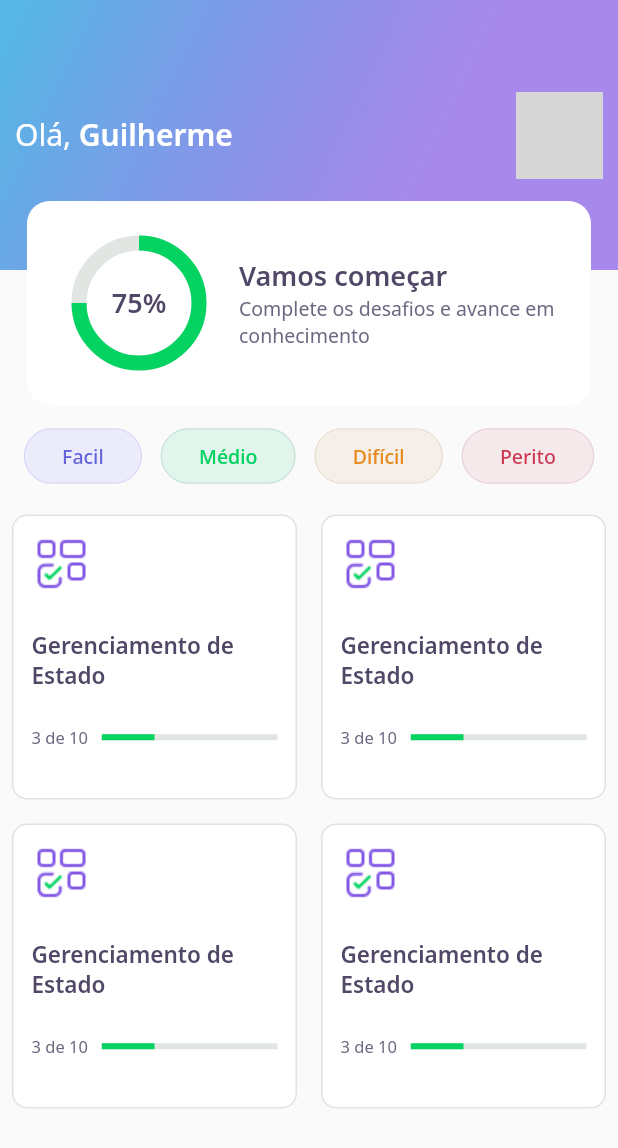
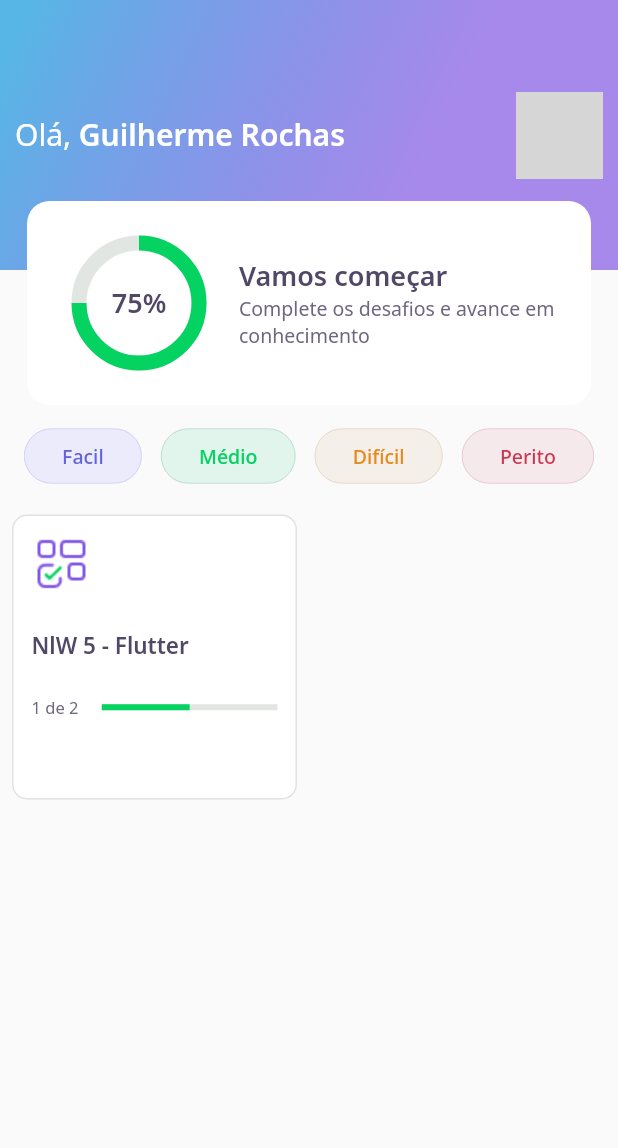
Before and after one commit to guilhermerochas/devquiz-nlw5, a Flutter app: the HomePage screen opened directly, on a phone screen of 412 x 824 dp. Shown: the top 1148 px of the screen. Run offline on Flutter 3.47's test engine with Material 2 defaults, Android fonts, the phone set to English and light mode, and no system bars; our stand-ins replace google_fonts; network calls fail; grey boxes are pictures that could not be loaded.

Commit message:
adição da terceira etapa do projeto

```diff
--- /dev/null
+++ b/assets/database/user.json
@@ -0,0 +1,5 @@
+{
+    "name": "Guilherme Rochas",
+    "score": 55,
+    "photoUrl": "https://github.com/guilhermerochas.png"
+}
--- a/lib/core/app_images.dart
+++ b/lib/core/app_images.dart
@@ -7,4 +7,6 @@ class AppImages {
   static String get error => "assets/images/error.png";
   static String get trophy => "assets/images/trophy.png";
   static String get logo => "assets/images/logo.png";
+
+  static String fromString(String value) => 'assets/images/$value.png';
 }
--- a/lib/core/app_widget.dart
+++ b/lib/core/app_widget.dart
@@ -1,4 +1,3 @@
-import 'package:devquiz/pages/challenge/challenge_page.dart';
 import 'package:devquiz/pages/home/home_page.dart';
 import 'package:flutter/material.dart';
 
@@ -8,7 +7,7 @@ class AppWidget extends StatelessWidget {
     return MaterialApp(
       title: "DevQuiz",
       debugShowCheckedModeBanner: false,
-      home: ChallengePage(),
+      home: HomePage(),
     );
   }
 }
--- a/lib/main.dart
+++ b/lib/main.dart
@@ -1,7 +1,4 @@
 import 'package:devquiz/core/app_widget.dart';
 import 'package:flutter/material.dart';
-import 'package:flutter/services.dart';
 
-void main() {
-  runApp(AppWidget());
-}
+void main() => runApp(AppWidget());
--- a/lib/pages/challenge/widgets/quiz_widget.dart
+++ b/lib/pages/challenge/widgets/quiz_widget.dart
@@ -4,6 +4,7 @@ import 'package:flutter/material.dart';
 
 Widget quizWidget({required String title}) => Container(
       child: Column(
+        crossAxisAlignment: CrossAxisAlignment.start,
         children: [
           Text(
             title,
@@ -19,6 +20,8 @@ Widget quizWidget({required String title}) => Container(
           AnswerWidget(
             title:
                 "Possibilita a criação de aplicativos compilados nativamente.",
+            isSelected: true,
+            isRight: true,
           ),
           AnswerWidget(
             title:
--- /dev/null
+++ b/lib/pages/home/home_controller.dart
@@ -0,0 +1,24 @@
+import 'package:devquiz/pages/home/home_repository.dart';
+import 'package:devquiz/pages/home/home_state.dart';
+import 'package:devquiz/shared/models/quiz_model.dart';
+import 'package:devquiz/shared/models/user_model.dart';
+import 'package:flutter/material.dart';
+
+class HomeController {
+  ValueNotifier<HomeState> state = ValueNotifier(HomeState.empty);
+  UserModel? user;
+  List<QuizModel>? quizList;
+  final HomeRepository repository = HomeRepository();
+
+  void getUser() async {
+    state.value = HomeState.loading;
+    this.user = await repository.getUser();
+    state.value = HomeState.success;
+  }
+
+  void getQuizList() async {
+    state.value = HomeState.loading;
+    this.quizList = await repository.getQuizList();
+    state.value = HomeState.success;
+  }
+}
--- a/lib/pages/home/home_page.dart
+++ b/lib/pages/home/home_page.dart
@@ -1,3 +1,6 @@
+import 'package:devquiz/pages/home/home_state.dart';
+
+import 'home_controller.dart';
 import 'package:devquiz/pages/home/widgets/app_bar_widget.dart';
 import 'package:devquiz/pages/home/widgets/level_button_widget.dart';
 import 'package:devquiz/pages/home/widgets/quiz_card_widget.dart';
@@ -12,10 +15,23 @@ class HomePage extends StatefulWidget {
 }
 
 class _HomePageState extends State<HomePage> {
+  final controller = HomeController();
+
+  @override
+  void initState() {
+    super.initState();
+    controller.getUser();
+    controller.getQuizList();
+    controller.state.addListener(() {
+      setState(() {});
+    });
+  }
+
   @override
   Widget build(BuildContext context) {
-    return Scaffold(
-      appBar: AppBarWidget(),
+    return controller.state.value == HomeState.success
+        ? Scaffold(
+            appBar: AppBarWidget(user: controller.user!),
             body: Column(
               mainAxisAlignment: MainAxisAlignment.spaceBetween,
               crossAxisAlignment: CrossAxisAlignment.start,
@@ -61,16 +77,24 @@ class _HomePageState extends State<HomePage> {
                     crossAxisCount: 2,
                     crossAxisSpacing: 16,
                     mainAxisSpacing: 16,
-              children: <Widget>[
-                quizCardWidget(),
-                quizCardWidget(),
-                quizCardWidget(),
-                quizCardWidget()
-              ],
+                    children: controller.quizList!
+                        .map(
+                          (quiz) => quizCardWidget(quiz: quiz),
+                        )
+                        .toList(),
                   ),
                 )
               ],
             ),
+          )
+        : Scaffold(
+            body: Center(
+              child: CircularProgressIndicator(
+                valueColor: AlwaysStoppedAnimation<Color?>(
+                  AppColors.darkGreen,
+                ),
+              ),
+            ),
           );
   }
 }
--- /dev/null
+++ b/lib/pages/home/home_state.dart
@@ -0,0 +1,6 @@
+enum HomeState {
+  success,
+  loading,
+  failure,
+  empty,
+}
--- a/lib/pages/home/widgets/app_bar_widget.dart
+++ b/lib/pages/home/widgets/app_bar_widget.dart
@@ -1,12 +1,16 @@
 import 'package:devquiz/core/app_gradients.dart';
 import 'package:devquiz/core/app_text_styles.dart';
 import 'package:devquiz/pages/home/widgets/score_card_widget.dart';
+import 'package:devquiz/shared/models/user_model.dart';
 import 'package:flutter/material.dart';
 
 import '../../../core/app_gradients.dart';
 
 class AppBarWidget extends PreferredSize {
+  final UserModel user;
+
   AppBarWidget({
+    required this.user,
     Key? key,
   }) : super(
           key: key,
@@ -30,7 +34,7 @@ class AppBarWidget extends PreferredSize {
                             style: AppTextStyles.title,
                             children: <InlineSpan>[
                               TextSpan(
-                                text: "Guilherme",
+                                text: user.name,
                                 style: AppTextStyles.titleBold,
                               ),
                             ],
@@ -42,9 +46,7 @@ class AppBarWidget extends PreferredSize {
                           decoration: BoxDecoration(
                             borderRadius: BorderRadius.circular(10),
                             image: DecorationImage(
-                              image: NetworkImage(
-                                "https://github.com/guilhermerochas.png",
-                              ),
+                              image: NetworkImage(user.photoUrl),
                             ),
                           ),
                         )
@@ -54,7 +56,7 @@ class AppBarWidget extends PreferredSize {
                 ),
                 Align(
                   alignment: Alignment.bottomCenter,
-                  child: ScoreCardWidget(),
+                  child: ScoreCardWidget(score: user.score),
                 )
               ],
             ),
--- a/lib/pages/home/widgets/quiz_card_widget.dart
+++ b/lib/pages/home/widgets/quiz_card_widget.dart
@@ -1,14 +1,17 @@
+import 'package:devquiz/shared/models/quiz_model.dart';
 import 'package:devquiz/shared/widgets/progress_indicator/progress_indicator_widget.dart';
 import 'package:flutter/material.dart';
 import 'package:devquiz/core/core.dart';
 
 import '../../../core/app_text_styles.dart';
 
-Widget quizCardWidget() => Container(
+Widget quizCardWidget({required QuizModel quiz}) => Container(
       padding: EdgeInsets.all(12),
       decoration: BoxDecoration(
         border: Border.fromBorderSide(
-          BorderSide(color: AppColors.border),
+          BorderSide(
+            color: AppColors.border,
+          ),
         ),
         color: AppColors.white,
         borderRadius: BorderRadius.circular(10),
@@ -19,13 +22,13 @@ Widget quizCardWidget() => Container(
           Container(
             height: 40,
             width: 40,
-            child: Image.asset(AppImages.blocks),
+            child: Image.asset(AppImages.fromString(quiz.imageUrl)),
           ),
           SizedBox(
             height: 24,
           ),
           Text(
-            "Gerenciamento de Estado",
+            quiz.title,
             style: AppTextStyles.heading15,
           ),
           SizedBox(
@@ -36,13 +39,14 @@ Widget quizCardWidget() => Container(
               Expanded(
                 flex: 2,
                 child: Text(
-                  "3 de 10",
+                  "${quiz.questionAnswered} de ${quiz.questions.length}",
                   style: AppTextStyles.body11,
                 ),
               ),
               Expanded(
                 flex: 5,
-                child: progressIndicator(value: 0.3),
+                child: progressIndicator(
+                    value: quiz.questionAnswered / quiz.questions.length),
               ),
             ],
           )
--- a/lib/pages/home/widgets/score_card_widget.dart
+++ b/lib/pages/home/widgets/score_card_widget.dart
@@ -5,6 +5,7 @@ import 'package:flutter/material.dart';
 
 class ScoreCardWidget extends StatelessWidget {
   ScoreCardWidget({
+    required double score,
     Key? key,
   }) : super(key: key);
 
--- /dev/null
+++ b/lib/shared/models/quiz_model.dart
@@ -0,0 +1,61 @@
+import 'dart:convert';
+
+import 'package:devquiz/shared/models/question_mode.dart';
+
+enum Level {
+  facil,
+  medio,
+  dificil,
+  perito,
+}
+
+extension LevelExtStr on String {
+  Level get parseLevelParse => {
+        "facil": Level.facil,
+        "medio": Level.medio,
+        "dificil": Level.dificil,
+        "perito": Level.perito,
+      }[this]!;
+}
+
+class QuizModel {
+  final String title;
+  final List<QuestionModel> questions;
+  final int questionAnswered;
+  final String imageUrl;
+  final Level level;
+
+  QuizModel({
+    required this.title,
+    required this.questions,
+    this.questionAnswered = 0,
+    required this.imageUrl,
+    required this.level,
+  });
+
+  Map<String, dynamic> toMap() {
+    return {
+      'title': title,
+      'questions': questions.map((x) => x.toMap()).toList(),
+      'questionAnswered': questionAnswered,
+      'imageUrl': imageUrl,
+      'level': level.toString().split(".").last
+    };
+  }
+
+  factory QuizModel.fromMap(Map<String, dynamic> map) {
+    return QuizModel(
+      title: map['title'],
+      questions: List<QuestionModel>.from(
+          map['questions']?.map((x) => QuestionModel.fromMap(x))),
+      questionAnswered: map['questionAnswered'],
+      imageUrl: map['imageUrl'],
+      level: (map["level"]).toString().parseLevelParse,
+    );
+  }
+
+  String toJson() => json.encode(toMap());
+
+  factory QuizModel.fromJson(String source) =>
+      QuizModel.fromMap(json.decode(source));
+}
--- /dev/null
+++ b/lib/shared/models/user_model.dart
@@ -0,0 +1,37 @@
+import 'dart:convert';
+
+class UserModel {
+  final String name;
+  final String photoUrl;
+  final double score;
+
+  UserModel({
+    required this.name,
+    required this.photoUrl,
+    this.score = 0,
+  }) : assert(
+          score <= 100.0,
+          score >= 0,
+        );
+
+  Map<String, dynamic> toMap() {
+    return {
+      'name': name,
+      'photoUrl': photoUrl,
+      'score': score.toString(),
+    };
+  }
+
+  factory UserModel.fromMap(Map<String, dynamic> map) {
+    return UserModel(
+      name: map['name'],
+      photoUrl: map['photoUrl'],
+      score: double.parse(map['score'].toString()),
+    );
+  }
+
+  String toJson() => json.encode(toMap());
+
+  factory UserModel.fromJson(String source) =>
+      UserModel.fromMap(json.decode(source));
+}
--- a/pubspec.yaml
+++ b/pubspec.yaml
@@ -18,5 +18,6 @@ dev_dependencies:
 flutter:
   assets:
     - assets/images/
+    - assets/database/
 
   uses-material-design: true
```
Also changed, not shown: assets/database/quizzes.json (added, +52 -0 lines), lib/pages/challenge/widgets/answer_widget.dart (+7 -3 lines), lib/pages/home/home_repository.dart (added, +19 -0 lines), lib/shared/models/answer_model.dart (added, +30 -0 lines), lib/shared/models/question_mode.dart (added, +36 -0 lines). Lines whose indentation alone changed are shown as unchanged.
